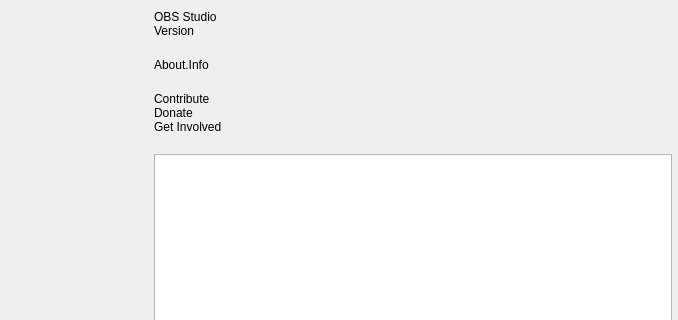
Old version of the form frontend/forms/OBSAbout.ui in the repository RidTheWann/WeaR-Stream-Studio; both pictures show x 162 to 840 and y 0 to 320 of the 840 by 519 pixel window.
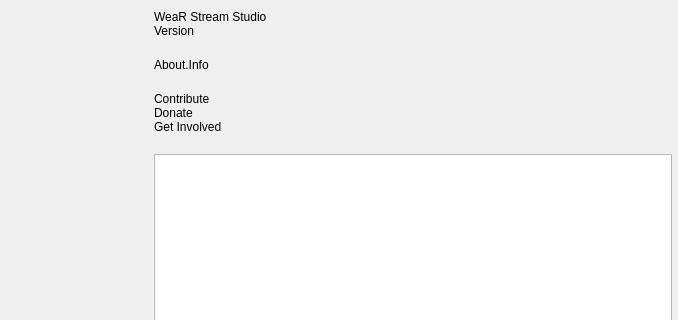
New version of the form. Icons and pictures are not drawn. Custom widgets are drawn as their Qt base class.

Commit message: feat: rebrand user-visible strings to WeaR Stream Studio, disable updater/OAuth (phase 3)

The edit to the form file:
```diff
--- a/frontend/forms/OBSAbout.ui
+++ b/frontend/forms/OBSAbout.ui
@@ -76,7 +76,7 @@
        <item>
         <widget class="QLabel" name="name">
          <property name="text">
-          <string notr="true">OBS Studio</string>
+          <string notr="true">WeaR Stream Studio</string>
          </property>
         </widget>
        </item>
```
The commit also changes 58 other files.
